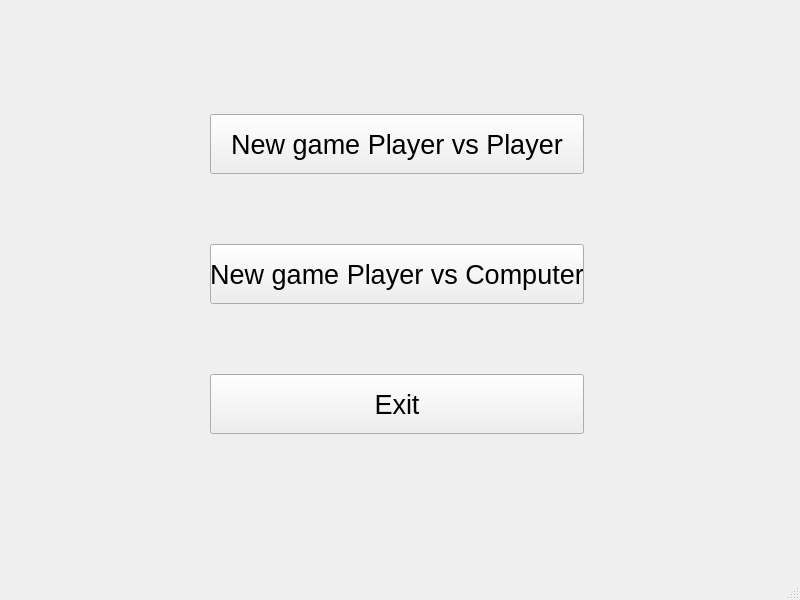
Qt form MainMenuWindow.ui (wshknmt/Connect-4) before a commit.
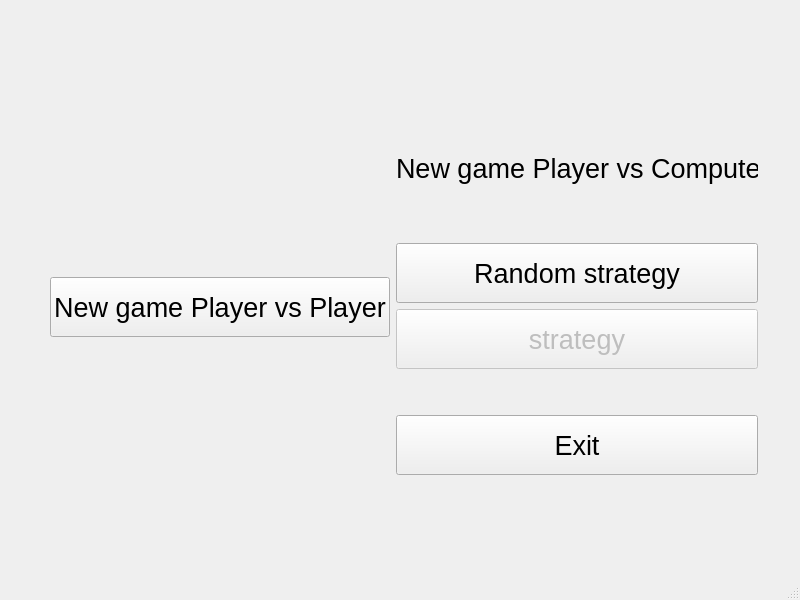
The same form after that commit.

Commit message: random bot works

Diff of the .ui file:
```diff
--- a/MainMenuWindow.ui
+++ b/MainMenuWindow.ui
@@ -29,13 +29,13 @@
    <widget class="QWidget" name="verticalLayoutWidget">
     <property name="geometry">
      <rect>
-      <x>210</x>
-      <y>90</y>
-      <width>374</width>
-      <height>368</height>
+      <x>50</x>
+      <y>140</y>
+      <width>708</width>
+      <height>335</height>
      </rect>
     </property>
-    <layout class="QVBoxLayout" name="verticalLayout">
+    <layout class="QHBoxLayout" name="horizontalLayout">
      <item>
       <widget class="QPushButton" name="startButtonPvP">
        <property name="minimumSize">
@@ -55,29 +55,9 @@
       </widget>
      </item>
      <item>
-      <spacer name="verticalSpacer">
-       <property name="orientation">
-        <enum>Qt::Vertical</enum>
-       </property>
-       <property name="sizeType">
-        <enum>QSizePolicy::Minimum</enum>
-       </property>
-       <property name="sizeHint" stdset="0">
-        <size>
-         <width>20</width>
-         <height>40</height>
-        </size>
-       </property>
-      </spacer>
-     </item>
+      <layout class="QVBoxLayout" name="verticalLayout">
      <item>
-      <widget class="QPushButton" name="startButtonPvC">
-       <property name="minimumSize">
-        <size>
-         <width>0</width>
-         <height>60</height>
-        </size>
-       </property>
+        <widget class="QLabel" name="label">
        <property name="font">
         <font>
          <pointsize>20</pointsize>
@@ -88,6 +68,61 @@
        </property>
       </widget>
      </item>
+       <item>
+        <spacer name="verticalSpacer">
+         <property name="orientation">
+          <enum>Qt::Vertical</enum>
+         </property>
+         <property name="sizeType">
+          <enum>QSizePolicy::Minimum</enum>
+         </property>
+         <property name="sizeHint" stdset="0">
+          <size>
+           <width>20</width>
+           <height>40</height>
+          </size>
+         </property>
+        </spacer>
+       </item>
+       <item>
+        <widget class="QPushButton" name="startButtonPvCRand">
+         <property name="minimumSize">
+          <size>
+           <width>0</width>
+           <height>60</height>
+          </size>
+         </property>
+         <property name="font">
+          <font>
+           <pointsize>20</pointsize>
+          </font>
+         </property>
+         <property name="text">
+          <string>Random strategy</string>
+         </property>
+        </widget>
+       </item>
+       <item>
+        <widget class="QPushButton" name="startButtonPvCRand_2">
+         <property name="enabled">
+          <bool>false</bool>
+         </property>
+         <property name="minimumSize">
+          <size>
+           <width>0</width>
+           <height>60</height>
+          </size>
+         </property>
+         <property name="font">
+          <font>
+           <pointsize>20</pointsize>
+          </font>
+         </property>
+         <property name="text">
+          <string>strategy</string>
+         </property>
+        </widget>
+       </item>
      <item>
       <spacer name="verticalSpacer_2">
        <property name="orientation">
@@ -121,6 +156,8 @@
         <string>Exit</string>
        </property>
       </widget>
+       </item>
+      </layout>
      </item>
     </layout>
    </widget>
```
Left out of the diff: 2 changed lines with no effect on the pictures. Lines whose indentation alone changed are shown as unchanged. The commit also changes 10 other files.
